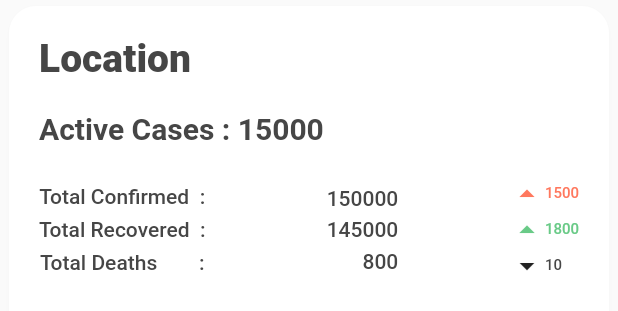
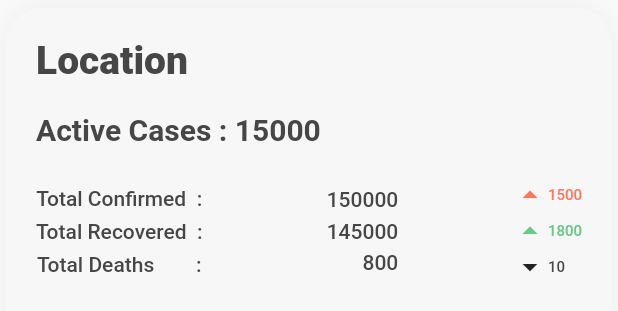
Before and after one commit to rahulnema0411/covid_dashboard, a Flutter app: the DataCard widget shown alone on an empty page, opened directly with empty values, on a phone screen of 412 x 824 dp. Shown: the top 311 px of the screen. Run offline on Flutter 3.47's test engine with Material 2 defaults, Android fonts, the phone set to English and light mode, and no system bars; our stand-ins replace rxdart; network calls fail.

Commit message:
UI updates

```diff
--- a/lib/src/app.dart
+++ b/lib/src/app.dart
@@ -1,13 +1,9 @@
-import 'package:covid_dashboard/src/bloc/bloc_layer.dart';
-import 'package:covid_dashboard/src/resources/repository.dart';
 import 'package:covid_dashboard/src/ui/state_list.dart';
 import 'package:flutter/material.dart';
-import 'package:flutter_bloc/flutter_bloc.dart';
 
 class App extends StatelessWidget {
   @override
   Widget build(BuildContext context) {
-    // TODO: implement build
     return MaterialApp(
       home: Scaffold(
         body: StateList(),
--- a/lib/src/constants.dart
+++ b/lib/src/constants.dart
@@ -3,12 +3,12 @@ import 'package:flutter/material.dart';
 
 const Color kAppBarColor = Color(0xFFF1F1F1);
 const Color kAppBackgroundColor = Color(0xFFF1F1F1);
-const Color kCardColor = Colors.white;
+const Color kCardColor = Color(0xFFF7F7F7);
 const Color kTextColor = Color(0xFF464646);
 const Color kAccentColor_blue = Color(0xFF50BED3);
 const Color kAccentColor_red = Color(0xFFFF785E);
 const Color kAccentColor_green = Color(0xFF69CA87);
-const Color kShadowColor = Colors.white10;
+const Color kShadowColor = Color(0xFFECECEC);
 
 const TextStyle textStyle_dark = TextStyle(
   color: kTextColor,
--- a/lib/src/models/list_card.dart
+++ b/lib/src/models/list_card.dart
@@ -53,4 +53,10 @@ class ListCard {
     }
     _list = list;
   }
+
+  void printList() {
+    for (int i = 0; i < _list.length; i++) {
+      _list[i].printAllData();
+    }
+  }
 }
--- a/lib/src/ui/data_card.dart
+++ b/lib/src/ui/data_card.dart
@@ -14,13 +14,19 @@ class DataCard extends StatelessWidget {
   Widget build(BuildContext context) {
     return Padding(
       padding: EdgeInsets.symmetric(horizontal: 2.0),
-      child: Card(
-        color: kCardColor,
-        shape: RoundedRectangleBorder(
-          borderRadius: BorderRadius.circular(18.0),
-        ),
-        elevation: 2.0,
-        shadowColor: kShadowColor,
+      child: Container(
+        margin: EdgeInsets.symmetric(vertical: 5.0, horizontal: 2.0),
+        decoration: BoxDecoration(
+            color: kCardColor,
+            borderRadius: BorderRadius.all(
+              Radius.circular(25.0),
+            ),
+            boxShadow: [
+              new BoxShadow(
+                color: kShadowColor,
+                blurRadius: 18.0,
+              ),
+            ]),
         child: FlatButton(
           padding: EdgeInsets.all(0.0),
           onPressed: onPressed,
```
Also changed, not shown: lib/src/resources/repository.dart (+0 -59 lines), lib/src/ui/list_view.dart (added, +28 -0 lines), lib/src/ui/state_list.dart (+8 -6 lines).
